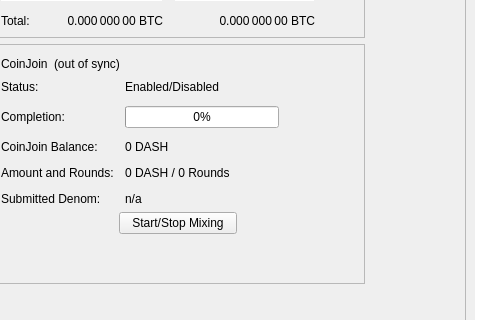
Before: the Qt Designer form src/qt/forms/overviewpage.ui in Youngstar4/documentchain, drawn with Qt 5; both pictures show x 114 to 594 and y 178 to 498 of the 960 by 585 pixel window.
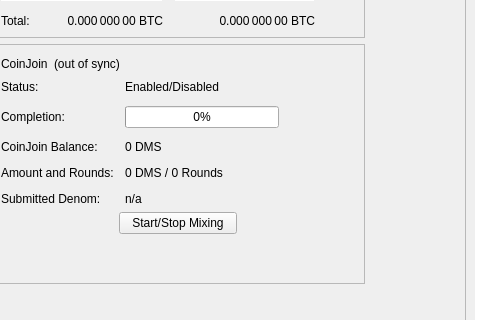
After: the same form once the commit is applied.

Commit message:
Dash 0.17 to DMS: replace texts
Using our replacement software with some manual changes

What changed in the file:
```diff
--- a/src/qt/forms/overviewpage.ui
+++ b/src/qt/forms/overviewpage.ui
@@ -455,7 +455,7 @@
             <item row="2" column="1">
              <widget class="QLabel" name="labelAnonymized">
               <property name="text">
-               <string notr="true">0 DASH</string>
+               <string notr="true">0 DMS</string>
               </property>
              </widget>
             </item>
@@ -469,7 +469,7 @@
             <item row="3" column="1">
              <widget class="QLabel" name="labelAmountRounds">
               <property name="text">
-               <string>0 DASH / 0 Rounds</string>
+               <string>0 DMS / 0 Rounds</string>
               </property>
              </widget>
             </item>
```
Left out of the diff: 6 changed lines with no effect on the pictures. The commit also changes 409 other files.
